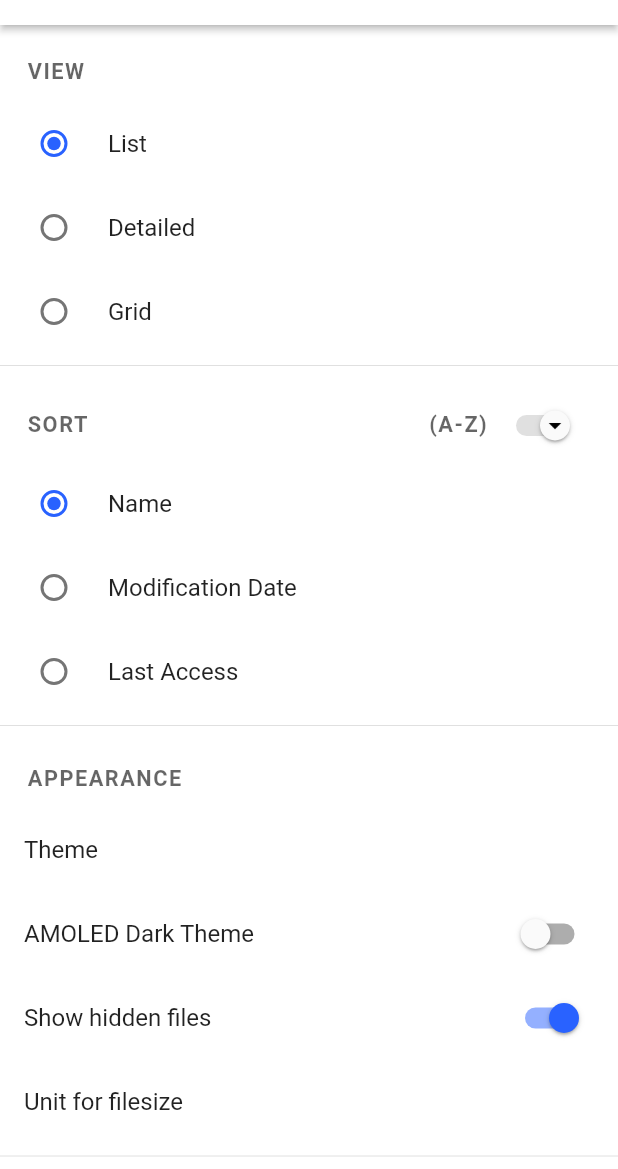
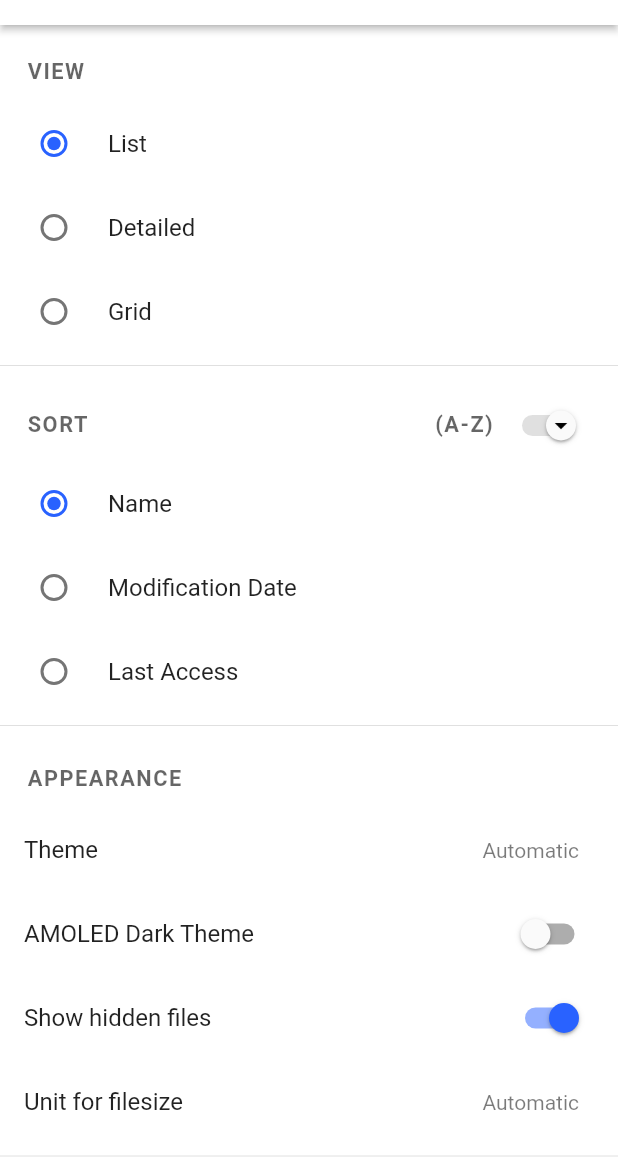
Before and after one commit to nn1ks/RemoteFiles, a Flutter app: the SettingsPage screen opened directly, on a phone screen of 412 x 824 dp, the part 59-1228 px from its top. Run offline on Flutter 3.47's test engine with Material 2 defaults, Android fonts, the phone set to English and light mode, and no system bars; our stand-ins replace file_picker, flutter_speed_dial, md2_tab_indicator, open_file, outline_material_icons, package_info and 2 more; missing offline and left inert: floating_action_row, ssh; accounts and stored records are empty.

Commit message:
update settings.dart

```diff
--- a/lib/pages/settings.dart
+++ b/lib/pages/settings.dart
@@ -42,10 +42,10 @@ class _SettingsPageState extends State<SettingsPage>
     }
     return Padding(
       padding: EdgeInsets.only(
-        top: hasSwitch ? 8.0 : 19.0,
-        bottom: hasSwitch ? .0 : 11.0,
-        left: 18.0,
-        right: hasSwitch ? 22.0 : 18.0,
+        top: hasSwitch ? 8 : 19,
+        bottom: hasSwitch ? 0 : 11,
+        left: 18,
+        right: 18,
       ),
       child: Row(
         mainAxisAlignment: MainAxisAlignment.spaceBetween,
@@ -279,6 +279,18 @@ class _SettingsPageState extends State<SettingsPage>
                 _buildHeadline("Appearance"),
                 ListTile(
                   title: Text("Theme"),
+                  trailing: Padding(
+                    padding: EdgeInsets.only(right: 10),
+                    child: Opacity(
+                      opacity: .6,
+                      child: Text(Provider.of<CustomTheme>(context)
+                              .themeValue[0]
+                              .toUpperCase() +
+                          Provider.of<CustomTheme>(context)
+                              .themeValue
+                              .substring(1)),
+                    ),
+                  ),
                   onTap: () {
                     customShowDialog(
                       context: context,
@@ -348,6 +360,15 @@ class _SettingsPageState extends State<SettingsPage>
                 ),
                 ListTile(
                   title: Text("Unit for filesize"),
+                  trailing: Padding(
+                    padding: EdgeInsets.only(right: 10),
+                    child: Opacity(
+                      opacity: .6,
+                      child: Text(
+                          SettingsVariables.filesizeUnit[0].toUpperCase() +
+                              SettingsVariables.filesizeUnit.substring(1)),
+                    ),
+                  ),
                   onTap: () {
                     customShowDialog(
                       context: context,
```
